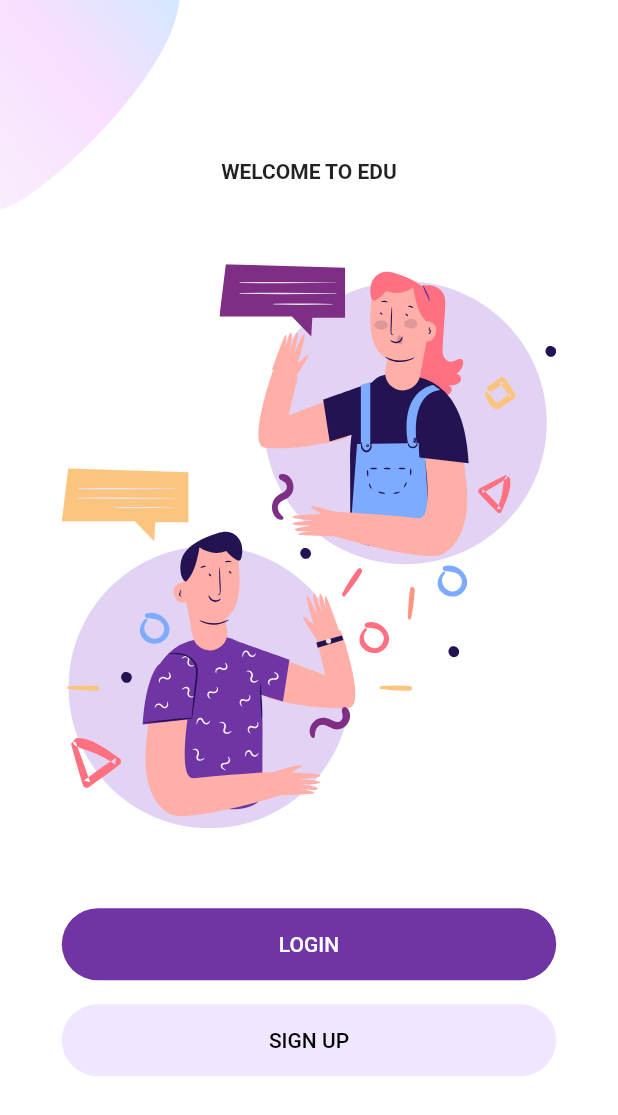
After one commit to softdev55/Welcome-Login-Signup-Page-Flutter, a Flutter app: the screen it shows after launch, on a phone screen of 412 x 824 dp. The commit adds this screen. Shown: the top 1115 px of the screen. Run offline on Flutter 3.47's test engine with Material 2 defaults, Android fonts, the light colour scheme and no system bars; our stand-ins replace flutter_svg.

Commit message:
welcome screen refector

```diff
--- /dev/null
+++ b/lib/Screens/Welcome/components/login_signup_btn.dart
@@ -0,0 +1,56 @@
+import 'package:flutter/material.dart';
+
+import '../../../constants.dart';
+import '../../Login/login_screen.dart';
+import '../../Signup/signup_screen.dart';
+
+class LoginAndSignupBtn extends StatelessWidget {
+  const LoginAndSignupBtn({
+    Key? key,
+  }) : super(key: key);
+
+  @override
+  Widget build(BuildContext context) {
+    return Column(
+      children: [
+        Hero(
+          tag: "login_btn",
+          child: ElevatedButton(
+            onPressed: () {
+              Navigator.push(
+                context,
+                MaterialPageRoute(
+                  builder: (context) {
+                    return LoginScreen();
+                  },
+                ),
+              );
+            },
+            child: Text(
+              "Login".toUpperCase(),
+            ),
+          ),
+        ),
+        const SizedBox(height: 16),
+        ElevatedButton(
+          onPressed: () {
+            Navigator.push(
+              context,
+              MaterialPageRoute(
+                builder: (context) {
+                  return SignUpScreen();
+                },
+              ),
+            );
+          },
+          style: ElevatedButton.styleFrom(
+              primary: kPrimaryLightColor, elevation: 0),
+          child: Text(
+            "Sign Up".toUpperCase(),
+            style: TextStyle(color: Colors.black),
+          ),
+        ),
+      ],
+    );
+  }
+}
--- /dev/null
+++ b/lib/Screens/Welcome/components/welcome_image.dart
@@ -0,0 +1,36 @@
+import 'package:flutter/material.dart';
+import 'package:flutter_svg/flutter_svg.dart';
+
+import '../../../constants.dart';
+
+class WelcomeImage extends StatelessWidget {
+  const WelcomeImage({
+    Key? key,
+  }) : super(key: key);
+
+  @override
+  Widget build(BuildContext context) {
+    return Column(
+      children: [
+        Text(
+          "WELCOME TO EDU",
+          style: TextStyle(fontWeight: FontWeight.bold),
+        ),
+        SizedBox(height: defaultPadding * 2),
+        Row(
+          children: [
+            Spacer(),
+            Expanded(
+              flex: 8,
+              child: SvgPicture.asset(
+                "assets/icons/chat.svg",
+              ),
+            ),
+            Spacer(),
+          ],
+        ),
+        SizedBox(height: defaultPadding * 2),
+      ],
+    );
+  }
+}
```
Also changed, not shown: lib/Screens/Welcome/welcome_screen.dart (+4 -63 lines).
